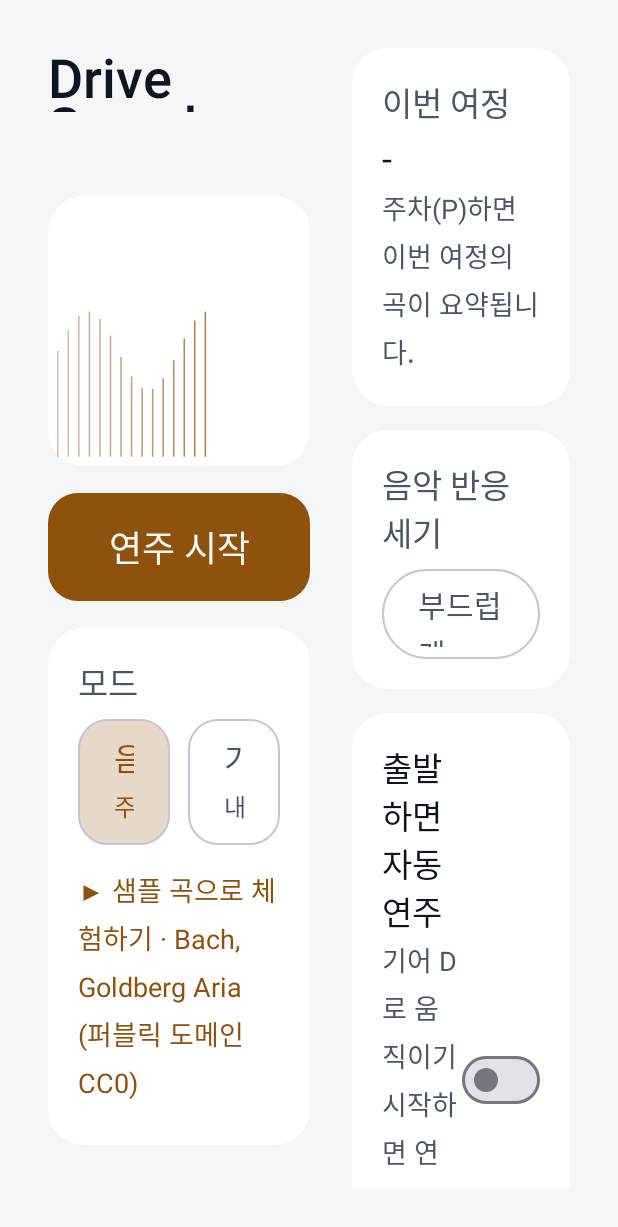
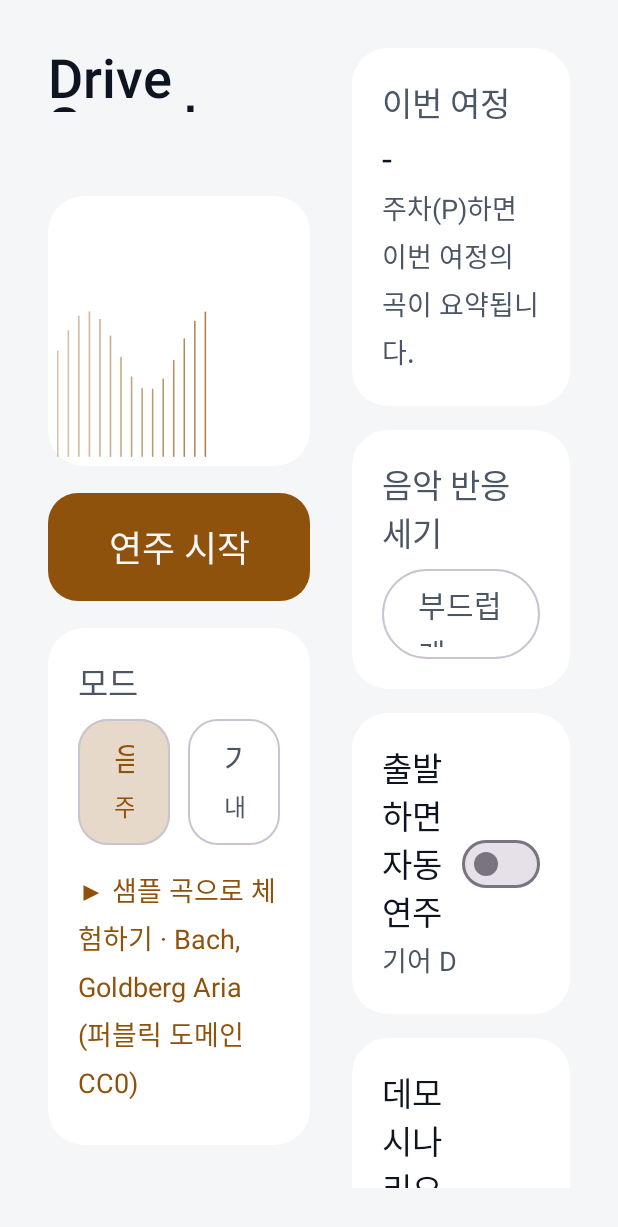
Before and after one commit to dslab-5245/hyundai-motor-group-app, an Android app built with Jetpack Compose: the composable ComposerScreen called with empty values, on a phone screen of 412 x 824 dp. Shown: the top 1227 px of the screen. Run offline under Robolectric (Android 15) with nearby library versions, the phone set to English and light mode, and no system bars.

Commit message:
App UI: wrap the glance layer chips into two rows; shorter composer strings
The nine layer chips did not fit one line of the 2-pane glance screen at
2560x1440 (the last two were clipped at the pane edge); FlowRow wraps them.
Two composer lines that wrapped awkwardly ("(기본 꺼짐)", the demo signal
status) are shortened.

Co-Authored-By: Claude Fable 5.1 <noreply@anthropic.com>

```diff
--- a/app/src/main/kotlin/io/drivesymphony/app/ui/ComposerScreen.kt
+++ b/app/src/main/kotlin/io/drivesymphony/app/ui/ComposerScreen.kt
@@ -143,7 +143,7 @@ fun ComposerScreen(
                 Row(verticalAlignment = Alignment.CenterVertically) {
                     Column(Modifier.weight(1f)) {
                         Text(text = "출발하면 자동 연주", fontSize = 22.sp, color = DsColors.text)
-                        Text(text = "기어 D로 움직이기 시작하면 연주를 시작합니다 (기본 꺼짐)", fontSize = 18.sp, color = DsColors.muted)
+                        Text(text = "기어 D로 움직이기 시작하면 연주를 시작합니다", fontSize = 18.sp, color = DsColors.muted, maxLines = 1)
                     }
                     Switch(checked = ui.autoStart, onCheckedChange = onAutoStart)
                 }
@@ -170,7 +170,7 @@ fun ComposerScreen(
             Card {
                 Text(text = "신호 상태", fontSize = 22.sp, color = DsColors.muted)
                 Spacer(Modifier.height(6.dp))
-                StatRow("Vehicle SDK", if (ui.demo) "데모 중 (시나리오가 신호를 대신함)" else if (ui.vehicleLive) "수신 중" else "대기")
+                StatRow("Vehicle SDK", if (ui.demo) "데모 중 · 시나리오 신호" else if (ui.vehicleLive) "수신 중" else "대기")
                 StatRow("NaviHelper", if (ui.demo) "데모 중" else if (ui.naviLive) "수신 중" else "내비 미실행")
                 StatRow("주행 제한(UX)", if (ui.restricted) "주행 중 화면" else "정차 화면")
                 StatRow("뒷좌석", if (ui.rearSeat) "탑승 → 강도 '약'" else "비어 있음")
--- a/app/src/main/kotlin/io/drivesymphony/app/ui/FlowScreen.kt
+++ b/app/src/main/kotlin/io/drivesymphony/app/ui/FlowScreen.kt
@@ -3,6 +3,8 @@ package io.drivesymphony.app.ui
 import androidx.compose.foundation.Canvas
 import androidx.compose.foundation.background
 import androidx.compose.foundation.layout.Arrangement
+import androidx.compose.foundation.layout.ExperimentalLayoutApi
+import androidx.compose.foundation.layout.FlowRow
 import androidx.compose.foundation.layout.Box
 import androidx.compose.foundation.layout.BoxWithConstraints
 import androidx.compose.foundation.layout.Column
@@ -181,9 +183,11 @@ private fun EventLine(engine: EngineState?) {
 }
 
 @Composable
+@OptIn(ExperimentalLayoutApi::class)
 private fun LayerDots(layers: List<String>, accent: Color) {
     val all = listOf("pad" to "패드", "bass" to "베이스", "keys" to "키", "drums" to "드럼", "hats" to "하이햇", "melody" to "멜로디", "vinyl" to "바이닐", "rain" to "비", "drone" to "드론")
-    Row(horizontalArrangement = Arrangement.spacedBy(10.dp)) {
+    // nine chips do not fit one line of the 2-pane glance screen (the last two were clipped): wrap into two rows
+    FlowRow(horizontalArrangement = Arrangement.spacedBy(10.dp), verticalArrangement = Arrangement.spacedBy(8.dp)) {
         for ((id, label) in all) {
             val on = layers.contains(id)
             Box(
```
